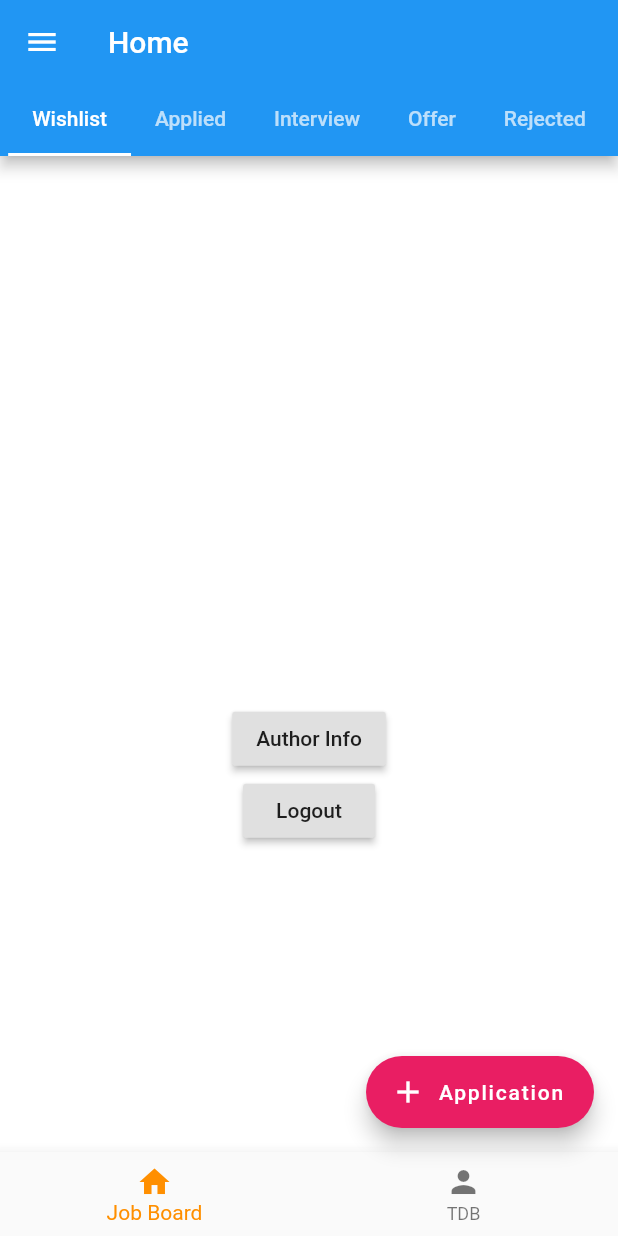
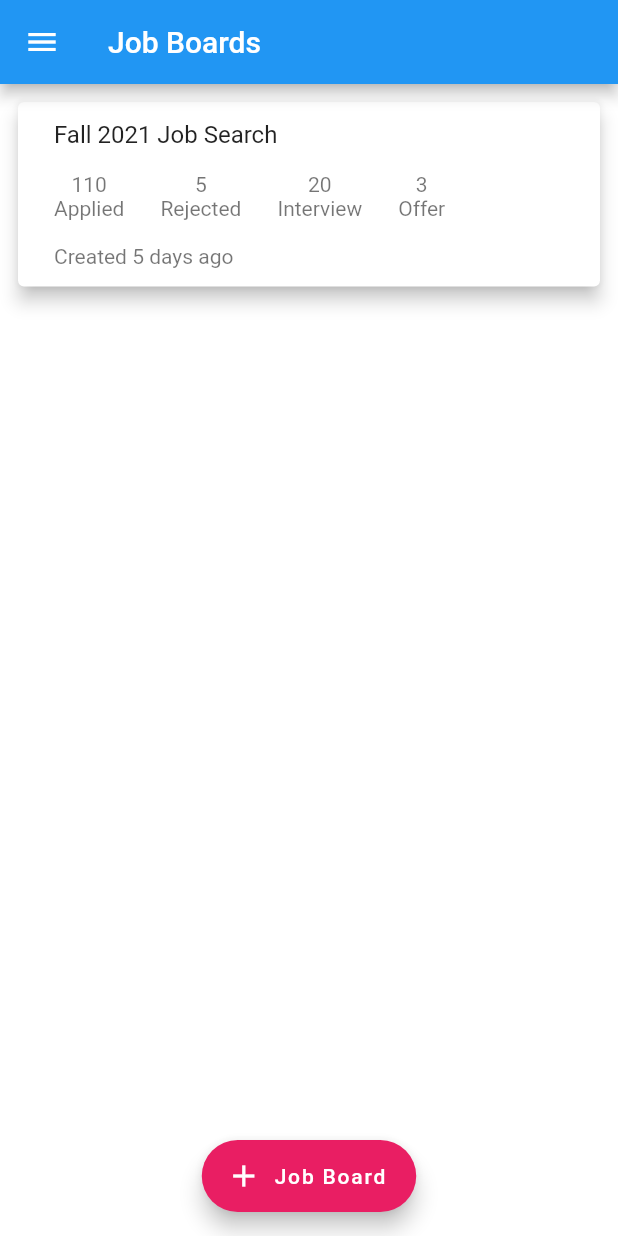
Before and after one commit to KunSu/JobSeeker, a Flutter app: the screen it shows once a user with an empty profile is signed in, on a phone screen of 412 x 824 dp. Run offline on Flutter 3.47's test engine with Material 2 defaults, Android fonts, the phone set to English and light mode, and no system bars; our stand-ins replace firebase_auth, firebase_core, flutter_signin_button, google_sign_in; accounts and stored records are empty.

Commit message:
Add JobBoard UI

```diff
--- a/analysis_options.yaml
+++ b/analysis_options.yaml
@@ -35,7 +35,7 @@ linter:
     - iterable_contains_unrelated_type
     - library_names
     - library_prefixes
-    - lines_longer_than_80_chars
+    # - lines_longer_than_80_chars
     - list_remove_unrelated_type
     - no_adjacent_strings_in_list
     - no_duplicate_case_values
--- a/lib/blocs/auth_bloc.dart
+++ b/lib/blocs/auth_bloc.dart
@@ -1,7 +1,7 @@
 import 'package:firebase_auth/firebase_auth.dart';
 import 'package:flutter/material.dart';
 import 'package:google_sign_in/google_sign_in.dart';
-import 'package:jobseeker/modules/home/home.dart';
+import 'package:jobseeker/modules/jobboard/jobboard.dart';
 import 'package:jobseeker/modules/verify/verify.dart';
 import 'package:jobseeker/service/auth_service.dart';
 import 'package:jobseeker/widgets/widgets.dart';
@@ -76,8 +76,8 @@ class AuthBloc {
         password: password,
       )
           .then((_) {
-        Navigator.of(context).pushReplacement(MaterialPageRoute<HomeScreen>(
-            builder: (context) => const HomeScreen()));
+        Navigator.of(context).pushReplacement(MaterialPageRoute<JobBoardScreen>(
+            builder: (context) => JobBoardScreen()));
       });
     } on FirebaseAuthException catch (e) {
       if (e.code == 'user-not-found') {
--- a/lib/modules/home/screens/home_screen.dart
+++ b/lib/modules/home/screens/home_screen.dart
@@ -1,6 +1,6 @@
 import 'package:flutter/material.dart';
-import 'package:jobseeker/modules/home/home.dart';
-import 'package:jobseeker/widgets/jobboard/jobboard_navigationbar.dart';
+
+import 'package:jobseeker/widgets/jobboard/jobboard.dart';
 import 'package:jobseeker/widgets/widgets.dart';
 
 class HomeScreen extends StatefulWidget {
@@ -46,7 +46,7 @@ class _HomeScreenState extends State<HomeScreen> {
         ),
         floatingActionButton: FloatingActionButton.extended(
           onPressed: () {
-            // Add your onPressed code here!
+            // TODO: Add your onPressed code here!
           },
           label: const Text('Application'),
           icon: const Icon(Icons.add),
--- a/lib/modules/home/screens/screens.dart
+++ b/lib/modules/home/screens/screens.dart
@@ -1,2 +1 @@
-export 'drawer.dart';
 export 'home_screen.dart';
--- /dev/null
+++ b/lib/modules/jobboard/jobboard.dart
@@ -0,0 +1 @@
+export 'screens/screens.dart';
--- /dev/null
+++ b/lib/modules/jobboard/screens/cardview.dart
@@ -0,0 +1,90 @@
+import 'package:flutter/material.dart';
+
+class JobBoardListCardView extends StatefulWidget {
+  JobBoardListCardView({Key key}) : super(key: key);
+
+  final String name = 'Fall 2021 Job Search';
+  final String companyName = 'Google';
+  final String location = 'San Jose';
+  @override
+  JobBoardListCardViewState createState() => JobBoardListCardViewState();
+}
+
+class JobBoardListCardViewState extends State<JobBoardListCardView> {
+  @override
+  Widget build(BuildContext context) {
+    return Card(
+      elevation: 5,
+      // This ensures that the Card's children are clipped correctly.
+      clipBehavior: Clip.antiAlias,
+      child: InkWell(
+        onTap: () {
+          print('Card was tapped');
+        },
+        // Generally, material cards use onSurface with 12% opacity for the pressed state.
+        splashColor: Theme.of(context).colorScheme.onSurface.withOpacity(0.12),
+        // Generally, material cards do not have a highlight overlay.
+        highlightColor: Colors.transparent,
+        child: Padding(
+          padding: const EdgeInsets.all(8.0),
+          child: Column(
+            mainAxisSize: MainAxisSize.min,
+            children: <Widget>[
+              ListTile(
+                title: Text(widget.name),
+                subtitle: Column(
+                  crossAxisAlignment: CrossAxisAlignment.start,
+                  children: [
+                    Row(
+                      children: [
+                        // TODO: extract common values
+                        const JobBoardGrid(number: '110', status: 'Applied'),
+                        const JobBoardGrid(number: '5', status: 'Rejected'),
+                        const JobBoardGrid(number: '20', status: 'Interview'),
+                        const JobBoardGrid(number: '3', status: 'Offer'),
+                      ],
+                    ),
+                    const Text('Created 5 days ago'),
+                  ],
+                ),
+              ),
+            ],
+          ),
+        ),
+      ),
+    );
+  }
+}
+
+class JobBoardGrid extends StatelessWidget {
+  const JobBoardGrid({
+    Key key,
+    this.number,
+    this.status,
+  }) : super(key: key);
+
+  final String number;
+  final String status;
+  @override
+  Widget build(BuildContext context) {
+    return Padding(
+      padding: const EdgeInsets.fromLTRB(0.0, 16.0, 24.0, 16.0),
+      child: Column(
+        children: [
+          Row(
+            mainAxisAlignment: MainAxisAlignment.center,
+            children: [
+              Text(number),
+            ],
+          ),
+          Row(
+            mainAxisAlignment: MainAxisAlignment.center,
+            children: [
+              Text(status),
+            ],
+          ),
+        ],
+      ),
+    );
+  }
+}
--- /dev/null
+++ b/lib/modules/jobboard/screens/jobboard.dart
@@ -0,0 +1,34 @@
+import 'package:flutter/material.dart';
+import 'package:jobseeker/modules/jobboard/jobboard.dart';
+import 'package:jobseeker/widgets/widgets.dart';
+
+class JobBoardScreen extends StatelessWidget {
+  JobBoardScreen({Key key}) : super(key: key);
+
+  @override
+  Widget build(BuildContext context) {
+    return Scaffold(
+      appBar: AppBar(
+        title: const Text('Job Boards'),
+      ),
+      body: Padding(
+        padding: const EdgeInsets.all(8.0),
+        child: Column(
+          children: [
+            JobBoardListCardView(),
+          ],
+        ),
+      ),
+      drawer: const HomeDrawer(),
+      floatingActionButton: FloatingActionButton.extended(
+        onPressed: () {
+          // TODO: Add your onPressed code here!
+        },
+        label: const Text('Job Board'),
+        icon: const Icon(Icons.add),
+        backgroundColor: Colors.pink,
+      ),
+      floatingActionButtonLocation: FloatingActionButtonLocation.centerFloat,
+    );
+  }
+}
--- /dev/null
+++ b/lib/modules/jobboard/screens/screens.dart
@@ -0,0 +1,2 @@
+export 'cardview.dart';
+export 'jobboard.dart';
--- a/lib/modules/login/screens/login_screen.dart
+++ b/lib/modules/login/screens/login_screen.dart
@@ -3,7 +3,7 @@ import 'dart:async';
 import 'package:firebase_auth/firebase_auth.dart';
 import 'package:flutter/material.dart';
 import 'package:jobseeker/blocs/auth_bloc.dart';
-import 'package:jobseeker/modules/home/home.dart';
+import 'package:jobseeker/modules/jobboard/jobboard.dart';
 import 'package:jobseeker/modules/reset/reset.dart';
 import 'package:flutter_signin_button/flutter_signin_button.dart';
 import 'package:provider/provider.dart';
@@ -45,8 +45,8 @@ class _BodyState extends State<Body> {
     loginStateSubscription = authBloc.currentUser.listen((user) {
       if (user != null) {
         Navigator.of(context).pushReplacement(
-          MaterialPageRoute<HomeScreen>(
-            builder: (context) => const HomeScreen(),
+          MaterialPageRoute<JobBoardScreen>(
+            builder: (context) => JobBoardScreen(),
           ),
         );
       }
--- a/lib/modules/verify/screens/verify_screen.dart
+++ b/lib/modules/verify/screens/verify_screen.dart
@@ -2,7 +2,7 @@ import 'dart:async';
 
 import 'package:firebase_auth/firebase_auth.dart';
 import 'package:flutter/material.dart';
-import 'package:jobseeker/modules/home/home.dart';
+import 'package:jobseeker/modules/jobboard/jobboard.dart';
 
 class VerifyScreen extends StatefulWidget {
   VerifyScreen({Key key}) : super(key: key);
@@ -48,8 +48,9 @@ class _VerifyScreenState extends State<VerifyScreen> {
     await user.reload();
     if (user.emailVerified) {
       timer.cancel();
-      await Navigator.of(context).pushReplacement(MaterialPageRoute<HomeScreen>(
-          builder: (context) => const HomeScreen()));
+      await Navigator.of(context).pushReplacement(
+          MaterialPageRoute<JobBoardScreen>(
+              builder: (context) => JobBoardScreen()));
     }
   }
 }
--- a/lib/modules/home/screens/drawer.dart
+++ b/lib/widgets/drawer.dart
@@ -25,7 +25,7 @@ class HomeDrawer extends StatelessWidget {
           ),
           const ListTile(
             leading: Icon(Icons.view_list),
-            title: Text('Job Boards'),
+            title: Text('Job Board'),
           ),
           const ListTile(
             leading: Icon(Icons.person),
--- a/lib/widgets/jobboard/jobboard.dart
+++ b/lib/widgets/jobboard/jobboard.dart
@@ -1,2 +1,2 @@
-export 'jobboard_joblist.dart';
-export 'jobboard_navigationbar.dart';
+export 'joblist.dart';
+export 'navigationbar.dart';
--- a/lib/widgets/widgets.dart
+++ b/lib/widgets/widgets.dart
@@ -1,3 +1,4 @@
 export 'dialogs/dialogs.dart';
 export 'display_error.dart';
+export 'drawer.dart';
 export 'jobboard/jobboard.dart';
```
Also changed, not shown: lib/widgets/jobboard/joblist.dart (renamed from lib/widgets/jobboard/jobboard_joblist.dart), lib/widgets/jobboard/navigationbar.dart (renamed from lib/widgets/jobboard/jobboard_navigationbar.dart).
